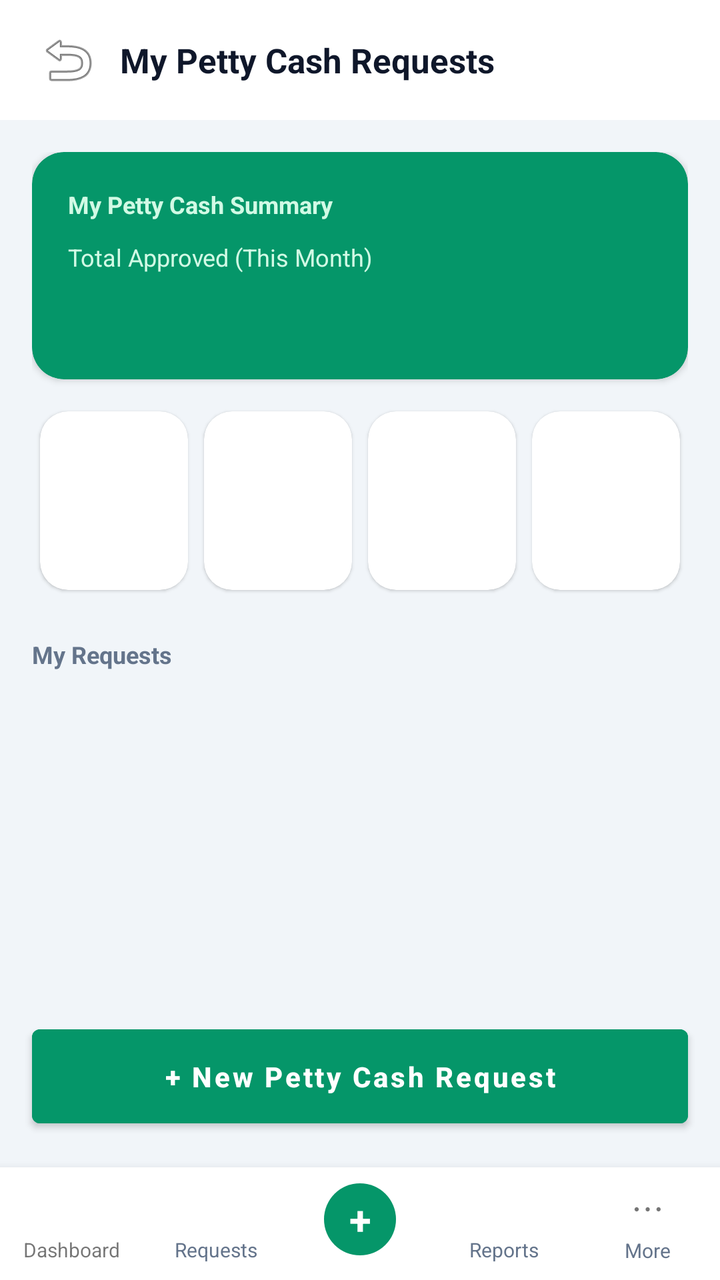
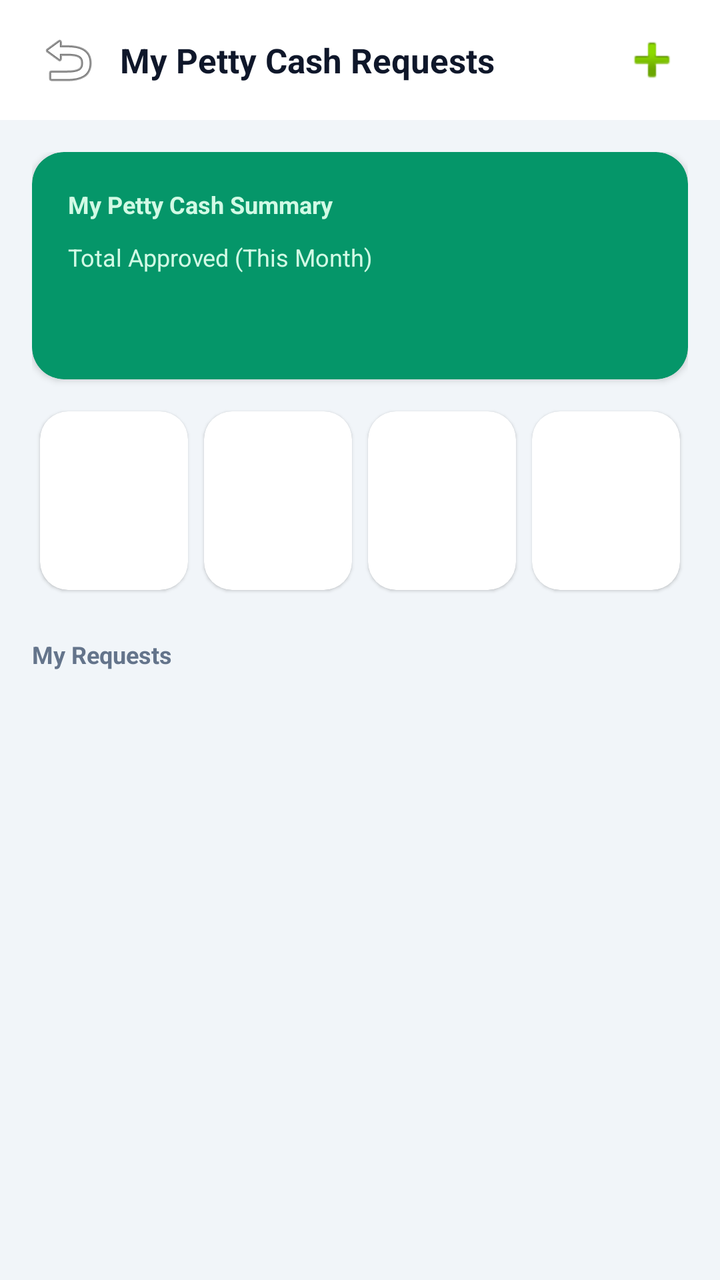

An Android layout rendered at two revisions. The XML below is the earlier revision; the diff shows what the commit changed to produce the second picture.
<!-- AndroidManifest.xml: application theme Theme.DataBridge -->
<!-- res/layout/fragment_petty_cash_my_requests.xml -->
<?xml version="1.0" encoding="utf-8"?>
<FrameLayout
    xmlns:android="http://schemas.android.com/apk/res/android"
    xmlns:app="http://schemas.android.com/apk/res-auto"
    android:layout_width="match_parent"
    android:layout_height="match_parent"
    android:background="#F1F5F9">

    <LinearLayout
        android:layout_width="match_parent"
        android:layout_height="match_parent"
        android:orientation="vertical">

        
        <LinearLayout
            android:layout_width="match_parent"
            android:layout_height="wrap_content"
            android:orientation="horizontal"
            android:gravity="center_vertical"
            android:paddingHorizontal="16dp"
            android:paddingVertical="12dp"
            android:background="#FFFFFF">

            <ImageButton
                android:id="@+id/btnPcMyRequestsBack"
                android:layout_width="36dp"
                android:layout_height="36dp"
                android:src="@android:drawable/ic_menu_revert"
                android:background="?attr/selectableItemBackgroundBorderless"
                android:contentDescription="Back" />

            <TextView
                android:id="@+id/tvPcMyRequestsTitle"
                android:layout_width="0dp"
                android:layout_weight="1"
                android:layout_height="wrap_content"
                android:text="My Petty Cash Requests"
                android:textSize="17sp"
                android:textStyle="bold"
                android:textColor="#0F172A"
                android:layout_marginStart="8dp" />

            
            <TextView
                android:id="@+id/tvPcMyRequestsBranchName"
                android:layout_width="wrap_content"
                android:layout_height="wrap_content"
                android:background="@drawable/bg_branch_switcher_chip"
                android:paddingHorizontal="12dp"
                android:paddingVertical="6dp"
                android:textSize="12sp"
                android:textStyle="bold"
                android:textColor="#0F172A"
                android:drawablePadding="4dp"
                android:gravity="center_vertical"
                android:maxWidth="140dp"
                android:ellipsize="end"
                android:maxLines="1"
                android:visibility="gone" />
        </LinearLayout>

        <ProgressBar
            android:id="@+id/pbPcMyRequestsLoading"
            android:layout_width="wrap_content"
            android:layout_height="wrap_content"
            android:layout_gravity="center"
            android:layout_marginTop="60dp"
            android:visibility="gone" />

        <LinearLayout
            android:id="@+id/layoutPcMyRequestsError"
            android:layout_width="match_parent"
            android:layout_height="wrap_content"
            android:orientation="vertical"
            android:gravity="center"
            android:padding="24dp"
            android:visibility="gone">

            <TextView
                android:id="@+id/tvPcMyRequestsError"
                android:layout_width="wrap_content"
                android:layout_height="wrap_content"
                android:textColor="#B91C1C"
                android:gravity="center" />

            <Button
                android:id="@+id/btnPcMyRequestsRetry"
                android:layout_width="wrap_content"
                android:layout_height="wrap_content"
                android:layout_marginTop="12dp"
                android:text="Retry"
                android:textAllCaps="false" />
        </LinearLayout>

        <ScrollView
            android:id="@+id/scrollPcMyRequests"
            android:layout_width="match_parent"
            android:layout_height="0dp"
            android:layout_weight="1"
            android:fillViewport="true"
            android:clipToPadding="false"
            android:paddingBottom="16dp">

            <LinearLayout
                android:layout_width="match_parent"
                android:layout_height="wrap_content"
                android:orientation="vertical"
                android:padding="16dp">

                
                <androidx.cardview.widget.CardView
                    android:layout_width="match_parent"
                    android:layout_height="wrap_content"
                    app:cardCornerRadius="16dp"
                    app:cardElevation="2dp"
                    app:cardBackgroundColor="#059669">

                    <LinearLayout
                        android:layout_width="match_parent"
                        android:layout_height="wrap_content"
                        android:orientation="vertical"
                        android:padding="18dp">

                        <TextView
                            android:layout_width="wrap_content"
                            android:layout_height="wrap_content"
                            android:text="My Petty Cash Summary"
                            android:textSize="12sp"
                            android:textStyle="bold"
                            android:textColor="#D1FAE5" />

                        <TextView
                            android:layout_width="wrap_content"
                            android:layout_height="wrap_content"
                            android:layout_marginTop="10dp"
                            android:text="Total Approved (This Month)"
                            android:textSize="12sp"
                            android:textColor="#D1FAE5" />

                        <TextView
                            android:id="@+id/tvPcMyRequestsApprovedTotal"
                            android:layout_width="wrap_content"
                            android:layout_height="wrap_content"
                            android:fontFamily="monospace"
                            android:textSize="26sp"
                            android:textStyle="bold"
                            android:textColor="#FFFFFF" />
                    </LinearLayout>
                </androidx.cardview.widget.CardView>

                
                <LinearLayout
                    android:layout_width="match_parent"
                    android:layout_height="wrap_content"
                    android:orientation="horizontal"
                    android:layout_marginTop="12dp">

                    <include layout="@layout/item_petty_cash_stat_card" android:id="@+id/statPcMyRequestsTotal" />
                    <include layout="@layout/item_petty_cash_stat_card" android:id="@+id/statPcMyRequestsPending" />
                    <include layout="@layout/item_petty_cash_stat_card" android:id="@+id/statPcMyRequestsApproved" />
                    <include layout="@layout/item_petty_cash_stat_card" android:id="@+id/statPcMyRequestsSettled" />
                </LinearLayout>

                <LinearLayout
                    android:layout_width="match_parent"
                    android:layout_height="wrap_content"
                    android:orientation="horizontal"
                    android:gravity="center_vertical"
                    android:layout_marginTop="20dp">

                    <TextView
                        android:layout_width="0dp"
                        android:layout_weight="1"
                        android:layout_height="wrap_content"
                        android:text="My Requests"
                        android:textSize="12sp"
                        android:textStyle="bold"
                        android:textColor="#64748B" />
                </LinearLayout>

                <androidx.cardview.widget.CardView
                    android:layout_width="match_parent"
                    android:layout_height="wrap_content"
                    android:layout_marginTop="8dp"
                    app:cardCornerRadius="16dp"
                    app:cardElevation="1dp">

                    <LinearLayout
                        android:id="@+id/layoutPcMyRequestsList"
                        android:layout_width="match_parent"
                        android:layout_height="wrap_content"
                        android:orientation="vertical" />
                </androidx.cardview.widget.CardView>

            </LinearLayout>
        </ScrollView>

        
        <Button
            android:id="@+id/btnPcMyRequestsNew"
            android:layout_width="match_parent"
            android:layout_height="wrap_content"
            android:layout_margin="16dp"
            android:text="+ New Petty Cash Request"
            android:textAllCaps="false"
            android:textStyle="bold"
            android:textColor="#FFFFFF"
            android:backgroundTint="#059669"
            android:paddingVertical="14dp" />

        <include layout="@layout/layout_petty_cash_bottom_nav" />
    </LinearLayout>
</FrameLayout>
<!-- res/layout/item_petty_cash_stat_card.xml (included above) -->
<?xml version="1.0" encoding="utf-8"?>
<androidx.cardview.widget.CardView
    xmlns:android="http://schemas.android.com/apk/res/android"
    xmlns:app="http://schemas.android.com/apk/res-auto"
    android:layout_width="0dp"
    android:layout_height="wrap_content"
    android:layout_weight="1"
    android:layout_margin="4dp"
    android:foreground="?attr/selectableItemBackground"
    app:cardCornerRadius="14dp"
    app:cardElevation="1dp">

    <LinearLayout
        android:layout_width="match_parent"
        android:layout_height="wrap_content"
        android:orientation="vertical"
        android:padding="10dp">

        <TextView
            android:id="@+id/tvStatCardIcon"
            android:layout_width="28dp"
            android:layout_height="28dp"
            android:textSize="13sp"
            android:gravity="center" />

        <TextView
            android:id="@+id/tvStatCardLabel"
            android:layout_width="wrap_content"
            android:layout_height="wrap_content"
            android:layout_marginTop="8dp"
            android:textSize="10sp"
            android:textColor="#64748B"
            android:maxLines="2" />

        <TextView
            android:id="@+id/tvStatCardValue"
            android:layout_width="wrap_content"
            android:layout_height="wrap_content"
            android:layout_marginTop="2dp"
            android:fontFamily="monospace"
            android:textStyle="bold"
            android:textSize="13sp"
            android:textColor="#0F172A" />

        <TextView
            android:id="@+id/tvStatCardCount"
            android:layout_width="wrap_content"
            android:layout_height="wrap_content"
            android:textSize="10sp"
            android:textColor="#94A3B8"
            android:visibility="gone" />
    </LinearLayout>
</androidx.cardview.widget.CardView>
<!-- res/layout/layout_petty_cash_bottom_nav.xml (included above) -->
<?xml version="1.0" encoding="utf-8"?>
<LinearLayout xmlns:android="http://schemas.android.com/apk/res/android"
    android:layout_width="match_parent"
    android:layout_height="wrap_content"
    android:orientation="horizontal"
    android:background="#FFFFFF"
    android:elevation="8dp"
    android:paddingVertical="8dp">

    <LinearLayout
        android:id="@+id/navPcHome"
        android:layout_width="0dp"
        android:layout_weight="1"
        android:layout_height="wrap_content"
        android:orientation="vertical"
        android:gravity="center"
        android:clickable="true"
        android:focusable="true"
        android:background="?attr/selectableItemBackgroundBorderless">

        <TextView
            android:id="@+id/tvNavPcHomeIcon"
            android:layout_width="wrap_content"
            android:layout_height="wrap_content"
            android:text="\uD83C\uDFE0"
            android:textSize="18sp" />

        <TextView
            android:id="@+id/tvNavPcHomeLabel"
            android:layout_width="wrap_content"
            android:layout_height="wrap_content"
            android:text="Dashboard"
            android:textSize="10sp"
            android:layout_marginTop="2dp" />
    </LinearLayout>

    <LinearLayout
        android:id="@+id/navPcRequests"
        android:layout_width="0dp"
        android:layout_weight="1"
        android:layout_height="wrap_content"
        android:orientation="vertical"
        android:gravity="center"
        android:clickable="true"
        android:focusable="true"
        android:background="?attr/selectableItemBackgroundBorderless">

        <TextView
            android:layout_width="wrap_content"
            android:layout_height="wrap_content"
            android:text="\uD83D\uDCCB"
            android:textSize="18sp" />

        <TextView
            android:id="@+id/tvNavPcRequestsLabel"
            android:layout_width="wrap_content"
            android:layout_height="wrap_content"
            android:text="Requests"
            android:textSize="10sp"
            android:textColor="#64748B"
            android:layout_marginTop="2dp" />
    </LinearLayout>

    <LinearLayout
        android:id="@+id/navPcNew"
        android:layout_width="0dp"
        android:layout_weight="1"
        android:layout_height="wrap_content"
        android:orientation="vertical"
        android:gravity="center"
        android:clickable="true"
        android:focusable="true"
        android:background="?attr/selectableItemBackgroundBorderless">

        <TextView
            android:layout_width="36dp"
            android:layout_height="36dp"
            android:text="+"
            android:textSize="20sp"
            android:textStyle="bold"
            android:textColor="#FFFFFF"
            android:gravity="center"
            android:background="@drawable/bg_pc_avatar_circle"
            android:backgroundTint="#059669" />
    </LinearLayout>

    <LinearLayout
        android:id="@+id/navPcReports"
        android:layout_width="0dp"
        android:layout_weight="1"
        android:layout_height="wrap_content"
        android:orientation="vertical"
        android:gravity="center"
        android:clickable="true"
        android:focusable="true"
        android:background="?attr/selectableItemBackgroundBorderless">

        <TextView
            android:layout_width="wrap_content"
            android:layout_height="wrap_content"
            android:text="\uD83D\uDCCA"
            android:textSize="18sp" />

        <TextView
            android:layout_width="wrap_content"
            android:layout_height="wrap_content"
            android:text="Reports"
            android:textSize="10sp"
            android:textColor="#64748B"
            android:layout_marginTop="2dp" />
    </LinearLayout>

    <LinearLayout
        android:id="@+id/navPcMore"
        android:layout_width="0dp"
        android:layout_weight="1"
        android:layout_height="wrap_content"
        android:orientation="vertical"
        android:gravity="center"
        android:clickable="true"
        android:focusable="true"
        android:background="?attr/selectableItemBackgroundBorderless">

        <TextView
            android:layout_width="wrap_content"
            android:layout_height="wrap_content"
            android:text="\u22EF"
            android:textSize="18sp" />

        <TextView
            android:layout_width="wrap_content"
            android:layout_height="wrap_content"
            android:text="More"
            android:textSize="10sp"
            android:textColor="#64748B"
            android:layout_marginTop="2dp" />
    </LinearLayout>
</LinearLayout>
<!-- resources referenced by this layout -->
<resources>
  <!-- drawable bg_branch_switcher_chip (drawable) -->
  <?xml version="1.0" encoding="utf-8"?>
  <shape xmlns:android="http://schemas.android.com/apk/res/android"
      android:shape="rectangle">
      <solid android:color="#E7F6F8" />
      <stroke android:width="1dp" android:color="@color/theme_accent" />
      <corners android:radius="14dp" />
  </shape>
  <!-- drawable bg_pc_avatar_circle (drawable) -->
  <?xml version="1.0" encoding="utf-8"?>
  <shape xmlns:android="http://schemas.android.com/apk/res/android"
      android:shape="oval">
      <solid android:color="#E2E8F0" />
  </shape>
  <style name="Theme.DataBridge" parent="Theme.MaterialComponents.DayNight.NoActionBar">
      <item name="colorPrimary">#00d4ff</item>
      <item name="colorPrimaryVariant">#16213e</item>
      <item name="colorOnPrimary">#ffffff</item>
      <item name="colorSecondary">#00d4ff</item>
      <item name="android:statusBarColor">#1a1a2e</item>
  </style>
  <color name="theme_accent">#0099b8</color>
</resources>

<!-- the commit's change to res/layout/fragment_petty_cash_my_requests.xml (unified diff, before → after) -->
@@ -56,7 +56,17 @@
                 android:maxWidth="140dp"
                 android:ellipsize="end"
                 android:maxLines="1"
+                android:layout_marginEnd="6dp"
                 android:visibility="gone" />
+
+            
+            <ImageButton
+                android:id="@+id/btnPcMyRequestsNew"
+                android:layout_width="36dp"
+                android:layout_height="36dp"
+                android:src="@android:drawable/ic_input_add"
+                android:background="?attr/selectableItemBackgroundBorderless"
+                android:contentDescription="New Request" />
         </LinearLayout>
 
         <ProgressBar
@@ -194,21 +204,6 @@
 
             </LinearLayout>
         </ScrollView>
-
-        
-        <Button
-            android:id="@+id/btnPcMyRequestsNew"
-            android:layout_width="match_parent"
-            android:layout_height="wrap_content"
-            android:layout_margin="16dp"
-            android:text="+ New Petty Cash Request"
-            android:textAllCaps="false"
-            android:textStyle="bold"
-            android:textColor="#FFFFFF"
-            android:backgroundTint="#059669"
-            android:paddingVertical="14dp" />
-
-        <include layout="@layout/layout_petty_cash_bottom_nav" />
     </LinearLayout>
 </FrameLayout>
 <!-- res/layout/item_petty_cash_stat_card.xml (included above) -->
@@ -265,142 +260,3 @@
             android:visibility="gone" />
     </LinearLayout>
 </androidx.cardview.widget.CardView>
-<!-- res/layout/layout_petty_cash_bottom_nav.xml (included above) -->
-<?xml version="1.0" encoding="utf-8"?>
-<LinearLayout xmlns:android="http://schemas.android.com/apk/res/android"
-    android:layout_width="match_parent"
-    android:layout_height="wrap_content"
-    android:orientation="horizontal"
-    android:background="#FFFFFF"
-    android:elevation="8dp"
-    android:paddingVertical="8dp">
-
-    <LinearLayout
-        android:id="@+id/navPcHome"
-        android:layout_width="0dp"
-        android:layout_weight="1"
-        android:layout_height="wrap_content"
-        android:orientation="vertical"
-        android:gravity="center"
-        android:clickable="true"
-        android:focusable="true"
-        android:background="?attr/selectableItemBackgroundBorderless">
-
-        <TextView
-            android:id="@+id/tvNavPcHomeIcon"
-            android:layout_width="wrap_content"
-            android:layout_height="wrap_content"
-            android:text="\uD83C\uDFE0"
-            android:textSize="18sp" />
-
-        <TextView
-            android:id="@+id/tvNavPcHomeLabel"
-            android:layout_width="wrap_content"
-            android:layout_height="wrap_content"
-            android:text="Dashboard"
-            android:textSize="10sp"
-            android:layout_marginTop="2dp" />
-    </LinearLayout>
-
-    <LinearLayout
-        android:id="@+id/navPcRequests"
-        android:layout_width="0dp"
-        android:layout_weight="1"
-        android:layout_height="wrap_content"
-        android:orientation="vertical"
-        android:gravity="center"
-        android:clickable="true"
-        android:focusable="true"
-        android:background="?attr/selectableItemBackgroundBorderless">
-
-        <TextView
-            android:layout_width="wrap_content"
-            android:layout_height="wrap_content"
-            android:text="\uD83D\uDCCB"
-            android:textSize="18sp" />
-
-        <TextView
-            android:id="@+id/tvNavPcRequestsLabel"
-            android:layout_width="wrap_content"
-            android:layout_height="wrap_content"
-            android:text="Requests"
-            android:textSize="10sp"
-            android:textColor="#64748B"
-            android:layout_marginTop="2dp" />
-    </LinearLayout>
-
-    <LinearLayout
-        android:id="@+id/navPcNew"
-        android:layout_width="0dp"
-        android:layout_weight="1"
-        android:layout_height="wrap_content"
-        android:orientation="vertical"
-        android:gravity="center"
-        android:clickable="true"
-        android:focusable="true"
-        android:background="?attr/selectableItemBackgroundBorderless">
-
-        <TextView
-            android:layout_width="36dp"
-            android:layout_height="36dp"
-            android:text="+"
-            android:textSize="20sp"
-            android:textStyle="bold"
-            android:textColor="#FFFFFF"
-            android:gravity="center"
-            android:background="@drawable/bg_pc_avatar_circle"
-            android:backgroundTint="#059669" />
-    </LinearLayout>
-
-    <LinearLayout
-        android:id="@+id/navPcReports"
-        android:layout_width="0dp"
-        android:layout_weight="1"
-        android:layout_height="wrap_content"
-        android:orientation="vertical"
-        android:gravity="center"
-        android:clickable="true"
-        android:focusable="true"
-        android:background="?attr/selectableItemBackgroundBorderless">
-
-        <TextView
-            android:layout_width="wrap_content"
-            android:layout_height="wrap_content"
-            android:text="\uD83D\uDCCA"
-            android:textSize="18sp" />
-
-        <TextView
-            android:layout_width="wrap_content"
-            android:layout_height="wrap_content"
-            android:text="Reports"
-            android:textSize="10sp"
-            android:textColor="#64748B"
-            android:layout_marginTop="2dp" />
-    </LinearLayout>
-
-    <LinearLayout
-        android:id="@+id/navPcMore"
-        android:layout_width="0dp"
-        android:layout_weight="1"
-        android:layout_height="wrap_content"
-        android:orientation="vertical"
-        android:gravity="center"
-        android:clickable="true"
-        android:focusable="true"
-        android:background="?attr/selectableItemBackgroundBorderless">
-
-        <TextView
-            android:layout_width="wrap_content"
-            android:layout_height="wrap_content"
-            android:text="\u22EF"
-            android:textSize="18sp" />
-
-        <TextView
-            android:layout_width="wrap_content"
-            android:layout_height="wrap_content"
-            android:text="More"
-            android:textSize="10sp"
-            android:textColor="#64748B"
-            android:layout_marginTop="2dp" />
-    </LinearLayout>
-</LinearLayout>
<!-- resource entries referenced after the edit -->
@@ -7,12 +7,6 @@
       <solid android:color="#E7F6F8" />
       <stroke android:width="1dp" android:color="@color/theme_accent" />
       <corners android:radius="14dp" />
-  </shape>
-  <!-- drawable bg_pc_avatar_circle (drawable) -->
-  <?xml version="1.0" encoding="utf-8"?>
-  <shape xmlns:android="http://schemas.android.com/apk/res/android"
-      android:shape="oval">
-      <solid android:color="#E2E8F0" />
   </shape>
   <style name="Theme.DataBridge" parent="Theme.MaterialComponents.DayNight.NoActionBar">
       <item name="colorPrimary">#00d4ff</item>
